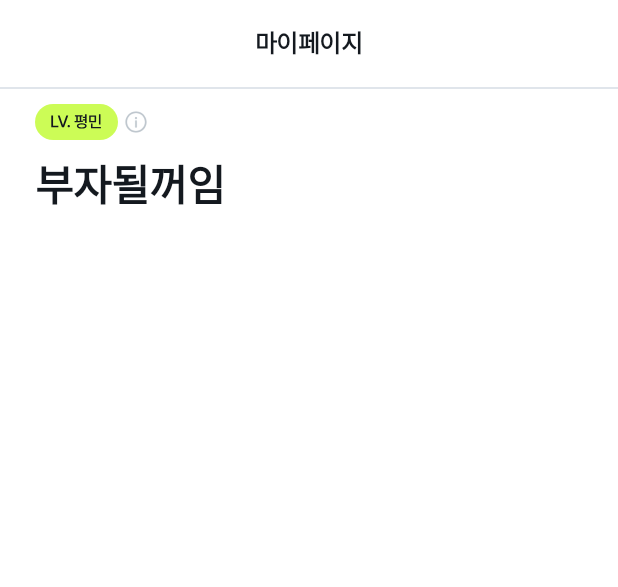
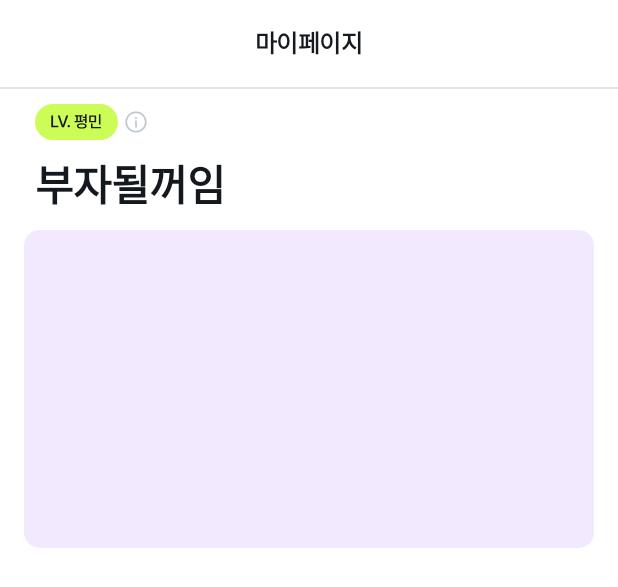
Before and after one commit to team-winey/Winey-AOS, an Android app: the layout fragment_my_page.xml on its own in the app's theme, with its tools: preview values and no code run, on a phone screen of 412 x 824 dp. Shown: the top 587 px of the screen. Run offline under Robolectric (Android 15) with nearby library versions, the phone set to English and light mode, and no system bars.

Commit message:
[ui] #13 유저 프로필 이미지 임시 카드뷰

```diff
--- a/app/src/main/res/layout/fragment_my_page.xml
+++ b/app/src/main/res/layout/fragment_my_page.xml
@@ -60,5 +60,18 @@
             app:layout_constraintTop_toBottomOf="@id/iv_mypage_level_token"
             tools:text="부자될꺼임" />
 
+        <com.google.android.material.card.MaterialCardView
+            android:id="@+id/cv_mypage_profile"
+            android:layout_width="match_parent"
+            android:layout_height="212dp"
+            android:layout_marginHorizontal="16dp"
+            android:layout_marginTop="10dp"
+            android:backgroundTint="@color/purple_100"
+            app:cardCornerRadius="10dp"
+            app:cardElevation="0dp"
+            app:layout_constraintEnd_toEndOf="parent"
+            app:layout_constraintStart_toStartOf="parent"
+            app:layout_constraintTop_toBottomOf="@id/tv_mypage_username" />
+
     </androidx.constraintlayout.widget.ConstraintLayout>
 </layout>
```
